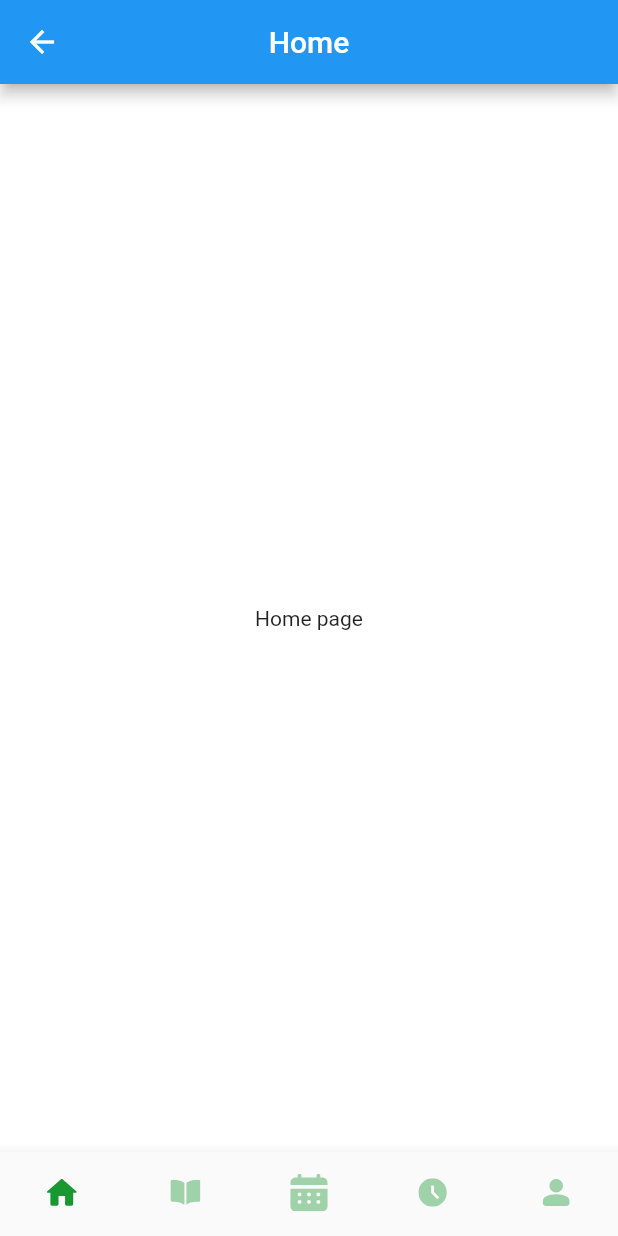
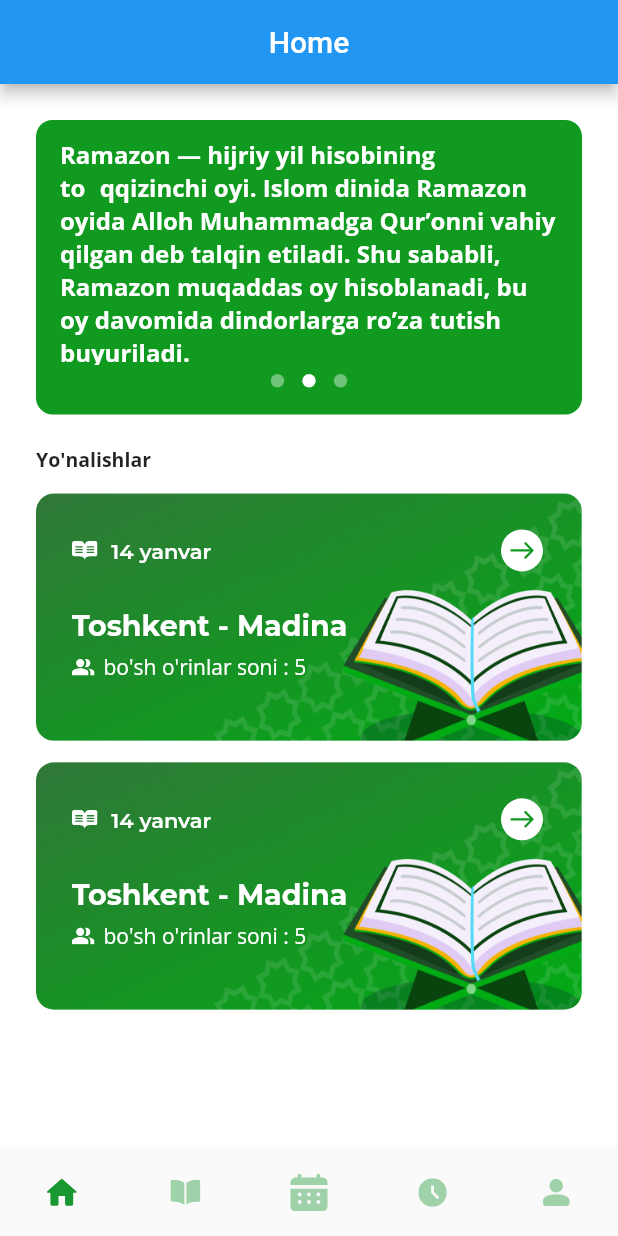
Before and after one commit to muwicef/haramayn, a Flutter app: the MainPage screen opened by its route, on a phone screen of 412 x 824 dp. Run offline on Flutter 3.47's test engine with Material 2 defaults, Android fonts, the phone set to English and light mode, and no system bars; drawn by our look-alikes of carousel_slider, dots_indicator; our stand-ins replace flutter_screenutil, flutter_svg.

Commit message:
fix some issues

```diff
--- a/lib/core/constants/app_assets.dart
+++ b/lib/core/constants/app_assets.dart
@@ -74,6 +74,12 @@ class AppIcons extends AssetsFolder {
   String get time5 => "$basePath/time5.svg";
 
   String get findCalendar => '$basePath/find-calendar.svg';
+
+  String get book => '$basePath/book.svg';
+
+  String get arrow2 => '$basePath/arrow-right-2.svg';
+
+  String get peoples => '$basePath/peoples.svg';
 }
 
 class AppImages extends AssetsFolder {
@@ -82,4 +88,6 @@ class AppImages extends AssetsFolder {
   String get logo => '$basePath/logo.png';
 
   String get welcomeBg => '$basePath/welcomeBg.png';
+
+  String get tourBg => '$basePath/tour-background.png';
 }
--- a/lib/core/constants/app_colors.dart
+++ b/lib/core/constants/app_colors.dart
@@ -18,4 +18,6 @@ class AppColors {
   static Color textColor2 = const Color(0xFF3F3F3F);
 
   static Color prayActiveColor = const Color(0xFF30C13F);
+
+  static Color headingColor = const Color(0xFF240F4F);
 }
--- a/lib/core/constants/app_text_styles.dart
+++ b/lib/core/constants/app_text_styles.dart
@@ -27,6 +27,26 @@ class AppTextStyles {
     fontFamily: 'Montserrat',
     fontSize: 18,
     fontWeight: FontWeight.w600,
+    color: Colors.white,
+  );
+
+  static TextStyle headingStyle3 = const TextStyle(
+    fontFamily: 'OpenSans',
+    fontSize: 13,
+    fontWeight: FontWeight.w700,
+  );
+
+  static TextStyle headingStyle4 = const TextStyle(
+    fontFamily: 'Montserrat',
+    fontSize: 14,
+    fontWeight: FontWeight.w600,
+    color: Colors.white,
+  );
+
+  static TextStyle headingStyle5 = const TextStyle(
+    fontFamily: 'Montserrat',
+    fontSize: 19,
+    fontWeight: FontWeight.w700,
     color: Colors.white,
   );
 
@@ -78,4 +98,11 @@ class AppTextStyles {
     fontWeight: FontWeight.w600,
     color: AppColors.primaryColor,
   );
+
+  static TextStyle sliderTextStyle = const TextStyle(
+    fontFamily: 'OpenSans',
+    fontSize: 16,
+    fontWeight: FontWeight.w700,
+    color: Colors.white,
+  );
 }
--- a/lib/main.dart
+++ b/lib/main.dart
@@ -1,4 +1,5 @@
 import 'package:flutter/material.dart';
+import 'package:flutter/services.dart';
 import 'package:flutter_screenutil/flutter_screenutil.dart';
 
 import 'presentation/routes.dart';
@@ -12,6 +13,13 @@ class MyApp extends StatelessWidget {
 
   @override
   Widget build(BuildContext context) {
+    SystemChrome.setSystemUIOverlayStyle(
+      const SystemUiOverlayStyle(
+        statusBarColor: Colors.transparent,
+        statusBarIconBrightness: Brightness.dark,
+      ),
+    );
+
     return ScreenUtilInit(
       designSize: const Size(428, 926),
       minTextAdapt: true,
--- /dev/null
+++ b/lib/presentation/pages/home/components/direction_container.dart
@@ -0,0 +1,67 @@
+import 'package:flutter/material.dart';
+import 'package:flutter_screenutil/flutter_screenutil.dart';
+import 'package:flutter_svg/svg.dart';
+
+import '../../../../core/constants/app_assets.dart';
+import '../../../../core/constants/app_text_styles.dart';
+
+class DirectionContainer extends StatelessWidget {
+  const DirectionContainer({
+    Key? key,
+  }) : super(key: key);
+
+  @override
+  Widget build(BuildContext context) {
+    return Container(
+      padding: const EdgeInsets.all(24),
+      decoration: BoxDecoration(
+        image: DecorationImage(
+          image: AssetImage(AppAssets.images.tourBg),
+          fit: BoxFit.fill,
+        ),
+        borderRadius: BorderRadius.circular(12),
+      ),
+      child: Column(
+        crossAxisAlignment: CrossAxisAlignment.start,
+        children: [
+          Row(
+            children: [
+              SvgPicture.asset(AppAssets.icons.book),
+              const SizedBox(width: 9.22),
+              Text(
+                '14 yanvar',
+                style: AppTextStyles.headingStyle4,
+              ),
+              const Spacer(),
+              Container(
+                padding: const EdgeInsets.all(8),
+                decoration: const BoxDecoration(
+                  color: Colors.white,
+                  shape: BoxShape.circle,
+                ),
+                child: SvgPicture.asset(AppAssets.icons.arrow2),
+              )
+            ],
+          ),
+          SizedBox(height: 28.h),
+          Text(
+            'Toshkent - Madina',
+            style: AppTextStyles.headingStyle5,
+          ),
+          const SizedBox(height: 6),
+          Row(
+            children: [
+              SvgPicture.asset(AppAssets.icons.peoples),
+              const SizedBox(width: 6),
+              Text(
+                'bo\'sh o\'rinlar soni : 5',
+                style: AppTextStyles.normalTextStyle1.copyWith(color: Colors.white),
+              ),
+            ],
+          ),
+          const SizedBox(height: 16),
+        ],
+      ),
+    );
+  }
+}
--- a/lib/presentation/pages/home/home_page.dart
+++ b/lib/presentation/pages/home/home_page.dart
@@ -1,12 +1,77 @@
+import 'package:carousel_slider/carousel_slider.dart';
+import 'package:dots_indicator/dots_indicator.dart';
 import 'package:flutter/material.dart';
+import 'package:flutter_screenutil/flutter_screenutil.dart';
+
+import '../../../core/constants/app_colors.dart';
+import '../../../core/constants/app_text_styles.dart';
+import 'components/direction_container.dart';
 
 class HomePage extends StatelessWidget {
   const HomePage({super.key});
 
   @override
   Widget build(BuildContext context) {
-    return const Center(
-      child: Text('Home page'),
+    return Padding(
+      padding: const EdgeInsets.all(24),
+      child: Column(
+        crossAxisAlignment: CrossAxisAlignment.start,
+        children: [
+          Container(
+            padding: const EdgeInsets.symmetric(horizontal: 16, vertical: 12),
+            decoration: BoxDecoration(
+              color: AppColors.primaryColor,
+              borderRadius: BorderRadius.circular(11),
+            ),
+            child: Column(
+              children: [
+                CarouselSlider(
+                  items: [
+                    Text(
+                      'Ramazon — hijriy yil hisobining toʻqqizinchi oyi. Islom dinida Ramazon oyida Alloh Muhammadga Qur’onni vahiy qilgan deb talqin etiladi. Shu sababli, Ramazon muqaddas oy hisoblanadi, bu oy davomida dindorlarga ro’za tutish buyuriladi.',
+                      style: AppTextStyles.sliderTextStyle,
+                    ),
+                    Text(
+                      'Lorem ipsum dolor sit amet, consectetur adipisicing elit. Eligendi non quis exercitationem culpa nesciunt nihil aut nostrum explicabo reprehenderit optio amet ab temporibus asperiores quasi cupiditate. Voluptatum ducimus voluptates voluptas?',
+                      style: AppTextStyles.sliderTextStyle,
+                    ),
+                    Text(
+                      'Lorem ipsum dolor sit amet, consectetur adipisicing elit. Eligendi non quis exercitationem culpa nesciunt nihil aut nostrum explicabo reprehenderit optio amet ab temporibus asperiores quasi cupiditate. Voluptatum ducimus voluptates voluptas?',
+                      style: AppTextStyles.sliderTextStyle,
+                    ),
+                  ],
+                  options: CarouselOptions(
+                    height: 170.h,
+                    initialPage: 0,
+                    viewportFraction: 1,
+                    enableInfiniteScroll: true,
+                    reverse: false,
+                    enlargeCenterPage: true,
+                    scrollDirection: Axis.horizontal,
+                  ),
+                ),
+                DotsIndicator(
+                  dotsCount: 3,
+                  position: 1,
+                  decorator: DotsDecorator(
+                    color: Colors.white.withOpacity(0.4),
+                    activeColor: Colors.white,
+                  ),
+                ),
+              ],
+            ),
+          ),
+          SizedBox(height: 24.h),
+          Text(
+            'Yo\'nalishlar',
+            style: AppTextStyles.headingStyle3,
+          ),
+          SizedBox(height: 15.h),
+          const DirectionContainer(),
+          SizedBox(height: 16.087.h),
+          const DirectionContainer(),
+        ],
+      ),
     );
   }
 }
--- a/lib/presentation/pages/login/login_page.dart
+++ b/lib/presentation/pages/login/login_page.dart
@@ -1,11 +1,11 @@
 import 'package:flutter/material.dart';
 import 'package:flutter_screenutil/flutter_screenutil.dart';
-import 'package:haramayn/presentation/routes.dart';
 
 import '../../../core/constants/app_assets.dart';
 import '../../../core/constants/app_text_styles.dart';
 import '../../components/enter_button.dart';
 import '../../components/input_field.dart';
+import '../../routes.dart';
 
 class LoginPage extends StatelessWidget {
   const LoginPage({super.key});
--- a/lib/presentation/pages/main/main_page.dart
+++ b/lib/presentation/pages/main/main_page.dart
@@ -33,9 +33,11 @@ class _MainPageState extends State<MainPage> {
       appBar: AppBar(
         title: Text(appBarTitles[selectedIndex]),
         centerTitle: true,
+        leading: const SizedBox(),
       ),
       body: PageView(
         controller: pageController,
+        physics: const NeverScrollableScrollPhysics(),
         children: const [
           HomePage(),
           BooksPage(),
--- a/lib/presentation/pages/splash/splash_page.dart
+++ b/lib/presentation/pages/splash/splash_page.dart
@@ -1,5 +1,4 @@
 import 'package:flutter/material.dart';
-import 'package:flutter/services.dart';
 import 'package:flutter_screenutil/flutter_screenutil.dart';
 import 'package:haramayn/core/constants/app_assets.dart';
 
@@ -10,13 +9,6 @@ class SplashPage extends StatelessWidget {
 
   @override
   Widget build(BuildContext context) {
-    SystemChrome.setSystemUIOverlayStyle(
-      const SystemUiOverlayStyle(
-        statusBarColor: Colors.transparent,
-        statusBarIconBrightness: Brightness.dark,
-      ),
-    );
-
     Future.delayed(
       const Duration(milliseconds: 1500),
       () => Navigator.pushNamedAndRemoveUntil(
@@ -29,7 +21,8 @@ class SplashPage extends StatelessWidget {
     return Scaffold(
       backgroundColor: Colors.white,
       body: Center(
-        child: Center(
+        child: Hero(
+          tag: 'SplashHero',
           child: Image.asset(
             height: 119.5,
             width: 174.w,
--- /dev/null
+++ b/lib/presentation/pages/welcome/components/welcome_button.dart
@@ -0,0 +1,33 @@
+import 'package:flutter/material.dart';
+import 'package:flutter_screenutil/flutter_screenutil.dart';
+
+import '../../../../core/constants/app_colors.dart';
+import '../../../../core/constants/app_text_styles.dart';
+import '../../../routes.dart';
+
+class WelcomeButton extends StatelessWidget {
+  const WelcomeButton({
+    required this.buttonTitle,
+    Key? key,
+  }) : super(key: key);
+
+  final String buttonTitle;
+
+  @override
+  Widget build(BuildContext context) {
+    return TextButton(
+      style: ButtonStyle(
+        padding: MaterialStatePropertyAll(EdgeInsets.symmetric(horizontal: 30.w, vertical: 17.h)),
+        shape: MaterialStatePropertyAll(
+          RoundedRectangleBorder(borderRadius: BorderRadius.circular(31.15)),
+        ),
+        backgroundColor: MaterialStatePropertyAll(AppColors.textColor),
+      ),
+      onPressed: () => Navigator.pushNamed(context, Routes.selectLangPage),
+      child: Text(
+        buttonTitle,
+        style: AppTextStyles.welcomeBtnStyle,
+      ),
+    );
+  }
+}
--- a/lib/presentation/pages/welcome/welcome_page.dart
+++ b/lib/presentation/pages/welcome/welcome_page.dart
@@ -1,10 +1,9 @@
 import 'package:flutter/material.dart';
 import 'package:flutter_screenutil/flutter_screenutil.dart';
-import 'package:haramayn/presentation/routes.dart';
 
 import '../../../core/constants/app_assets.dart';
-import '../../../core/constants/app_colors.dart';
 import '../../../core/constants/app_text_styles.dart';
+import 'components/welcome_button.dart';
 
 class WelcomePage extends StatelessWidget {
   const WelcomePage({super.key});
@@ -17,10 +16,13 @@ class WelcomePage extends StatelessWidget {
           child: Column(
             mainAxisAlignment: MainAxisAlignment.center,
             children: [
-              Image.asset(
-                AppAssets.images.logo,
-                width: 174.w,
-                height: 119.5.h,
+              Hero(
+                tag: 'SplashHero',
+                child: Image.asset(
+                  AppAssets.images.logo,
+                  width: 174.w,
+                  height: 119.5.h,
+                ),
               ),
               SizedBox(height: 8.5.h),
               Text(
@@ -40,20 +42,7 @@ class WelcomePage extends StatelessWidget {
                     ),
                     Positioned(
                       bottom: 0.h,
-                      child: TextButton(
-                        style: ButtonStyle(
-                          padding: MaterialStatePropertyAll(EdgeInsets.symmetric(horizontal: 30.w, vertical: 17.h)),
-                          shape: MaterialStatePropertyAll(
-                            RoundedRectangleBorder(borderRadius: BorderRadius.circular(31.15)),
-                          ),
-                          backgroundColor: MaterialStatePropertyAll(AppColors.textColor),
-                        ),
-                        onPressed: () => Navigator.pushNamed(context, Routes.selectLangPage),
-                        child: Text(
-                          'Ishga tushirish',
-                          style: AppTextStyles.welcomeBtnStyle,
-                        ),
-                      ),
+                      child: const WelcomeButton(buttonTitle: 'Ishga tushirish'),
                     ),
                   ],
                 ),
--- a/pubspec.yaml
+++ b/pubspec.yaml
@@ -16,6 +16,8 @@ dependencies:
   cupertino_icons: ^1.0.2
   flutter_screenutil: ^5.6.0
   flutter_svg: ^1.1.6
+  carousel_slider: ^4.2.1
+  dots_indicator: ^2.1.0
 
 
 dev_dependencies:
@@ -51,6 +53,8 @@ flutter:
           weight: 400
     - family: OpenSans
       fonts:
+        - asset: fonts/OpenSans-Bold.ttf
+          weight: 700
         - asset: fonts/OpenSans-SemiBold.ttf
           weight: 600
         - asset: fonts/OpenSans-Regular.ttf
```
Also changed, not shown: lib/presentation/pages/select-lang/select_lang_page.dart (+4 -4 lines), assets/icons/arrow-right-2.svg (added), assets/icons/book.svg (added), assets/icons/peoples.svg (added), assets/images/tour-background.png (added), fonts/OpenSans-Bold.ttf (added), pubspec.lock.
